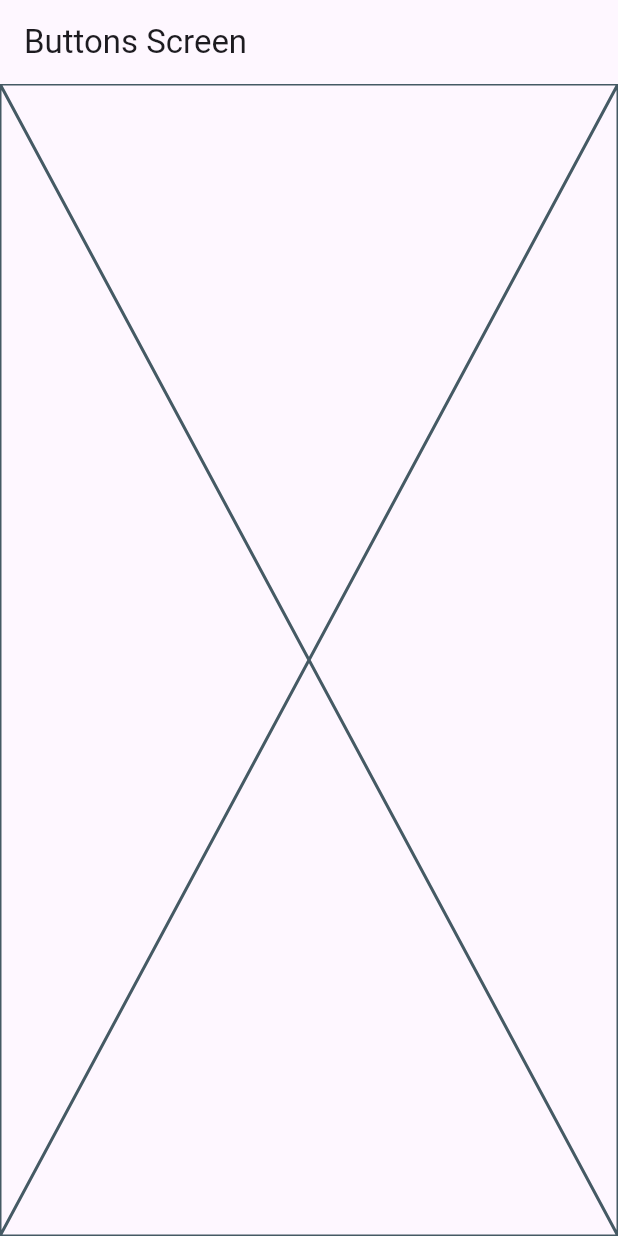
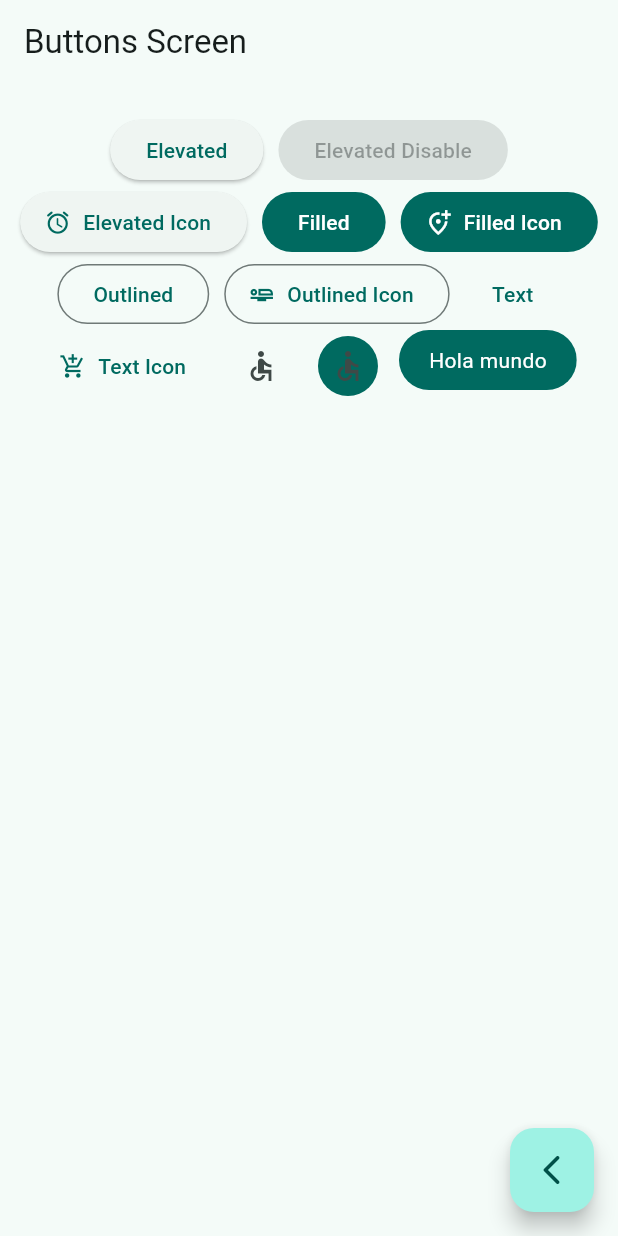
Before and after one commit to ElianC13/widgets_app, a Flutter app: the ButtonsScreen screen opened by its route, on a phone screen of 412 x 824 dp. Run offline on Flutter 3.47's test engine with Material 3 defaults, Android fonts, the phone set to English and light mode, and no system bars; our stand-ins replace go_router.

Commit message:
button screen finish

```diff
--- a/lib/main.dart
+++ b/lib/main.dart
@@ -14,7 +14,7 @@ class MainApp extends StatelessWidget {
     return MaterialApp.router(
       routerConfig: appRouter,
       debugShowCheckedModeBanner: false,
-      theme: AppTheme(selectedColor: 5).getTheme(),
+      theme: AppTheme(selectedColor: 1).getTheme(),
 
     );
   }
--- a/lib/presentation/screens/buttons/buttons_screen.dart
+++ b/lib/presentation/screens/buttons/buttons_screen.dart
@@ -1,4 +1,6 @@
+import 'package:flutter/cupertino.dart';
 import 'package:flutter/material.dart';
+import 'package:go_router/go_router.dart';
 
 class ButtonsScreen extends StatelessWidget {
 
@@ -12,7 +14,106 @@ class ButtonsScreen extends StatelessWidget {
       appBar: AppBar(
         title: const Text('Buttons Screen'),
       ),
-      body: const Placeholder()
+      body: const _ButtonsView(),
+      floatingActionButton: FloatingActionButton(
+        child: const Icon(Icons.arrow_back_ios_rounded),
+        onPressed: () {
+          context.pop();
+        },
+      ),
     );
   }
 }
+
+class _ButtonsView extends StatelessWidget {
+  const _ButtonsView();
+
+  @override
+  Widget build(BuildContext context) {
+
+    final colors = Theme.of(context).colorScheme;
+
+    return SizedBox(
+      width: double.infinity,
+      child: Padding(
+        padding: const EdgeInsets.symmetric(horizontal: 10, vertical: 20),
+        child: Wrap(
+          spacing: 10,
+          alignment: WrapAlignment.center,
+          children: [
+            ElevatedButton(onPressed: () {}, child: const Text('Elevated')),
+
+            const ElevatedButton(onPressed: null, child: Text('Elevated Disable')),
+
+            ElevatedButton.icon(
+              onPressed: () {},
+              icon: const Icon(Icons.access_alarm_rounded),
+              label: const Text('Elevated Icon')
+              ),
+
+            FilledButton(onPressed: () {}, child: const Text('Filled')),
+
+            FilledButton.icon(
+              onPressed: () {},
+              icon: const Icon(Icons.add_location_alt_outlined),
+              label: const Text('Filled Icon'),
+              ),
+
+            OutlinedButton(onPressed: () {}, child: const Text('Outlined')),
+
+            OutlinedButton.icon(
+              onPressed: () {},
+              icon: const Icon(Icons.airline_seat_flat_outlined),
+              label: const Text('Outlined Icon'),
+              ),
+
+            TextButton(onPressed: () {}, child: const Text('Text')),
+
+            TextButton.icon(
+              onPressed: () {},
+              icon: const Icon(Icons.add_shopping_cart_outlined),
+              label: const Text('Text Icon')
+              ),
+
+            IconButton(onPressed: (){}, icon: const Icon(Icons.accessible_sharp)),
+
+            IconButton(
+              onPressed: (){},
+              icon: const Icon(Icons.accessible_sharp),
+              style: ButtonStyle(
+                backgroundColor: MaterialStatePropertyAll(colors.primary)
+                ),
+              ),
+
+              const CustomButton(),
+          ],
+        ),
+      ),
+    );
+  }
+}
+
+
+class CustomButton extends StatelessWidget {
+  const CustomButton({super.key});
+
+  @override
+  Widget build(BuildContext context) {
+
+    final color = Theme.of(context).colorScheme;
+
+    return ClipRRect(
+      borderRadius: BorderRadius.circular(20),
+      child: Material(
+        color: color.primary,
+        child: InkWell(
+          onTap: () {},
+          child: const Padding(
+            padding: EdgeInsets.symmetric(horizontal: 20, vertical: 10),
+            child: Text('Hola mundo', style: TextStyle(color: Colors.white)),
+            ),
+        ),
+      ),
+    );
+  }
+}
--- a/lib/presentation/screens/home/home_screen.dart
+++ b/lib/presentation/screens/home/home_screen.dart
@@ -63,6 +63,7 @@ class _CustomListTile extends StatelessWidget {
         //);
         //Navigator.pushNamed(context, menuItem.link);
         context.push(menuItem.link);
+        //context.pushNamed(CardsScreen.name);
       },
     );
   }
```
